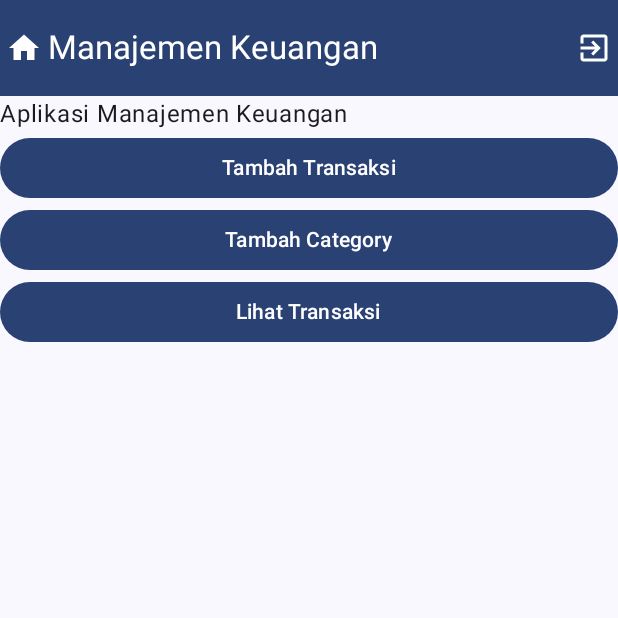
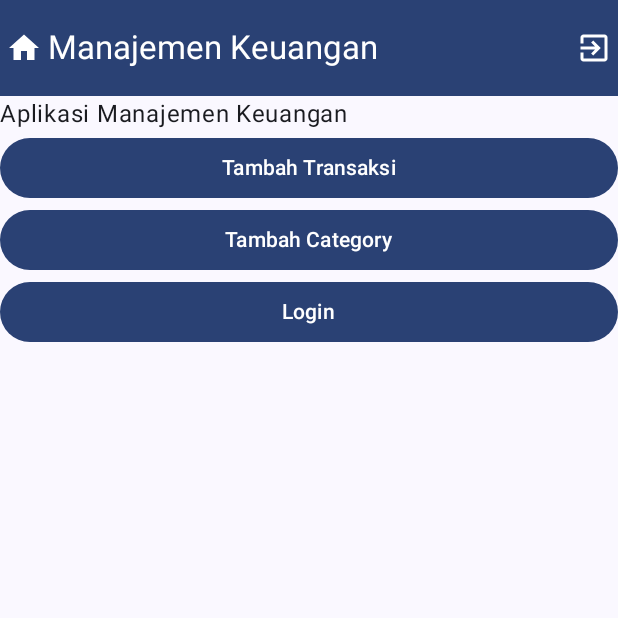
Before and after one commit to jusondac/prakmob_managemen_keuangan, an Android app built with Jetpack Compose: the screen it shows after launch (MainActivity), on a phone screen of 412 x 824 dp, the top half of it. Run offline under Robolectric (Android 15) with nearby library versions, the phone set to English and light mode, and no system bars; our stand-ins replace Dagger/Hilt's generated code.

Commit message:
tambah login

```diff
--- a/app/src/main/java/id/ac/unpas/managemen_keuangan/ui/screens/HomeScreen.kt
+++ b/app/src/main/java/id/ac/unpas/managemen_keuangan/ui/screens/HomeScreen.kt
@@ -28,9 +28,9 @@ fun HomeScreen(navController: NavController, modifier: Modifier = Modifier, onLi
         }
 
         Button(onClick = {
-            onLihat()
+            navController.navigate(NavScreen.Login.route)
         }, modifier = Modifier.fillMaxWidth()) {
-            Text(text = "Lihat Transaksi")
+            Text(text = "Login")
         }
     }
 }
```
